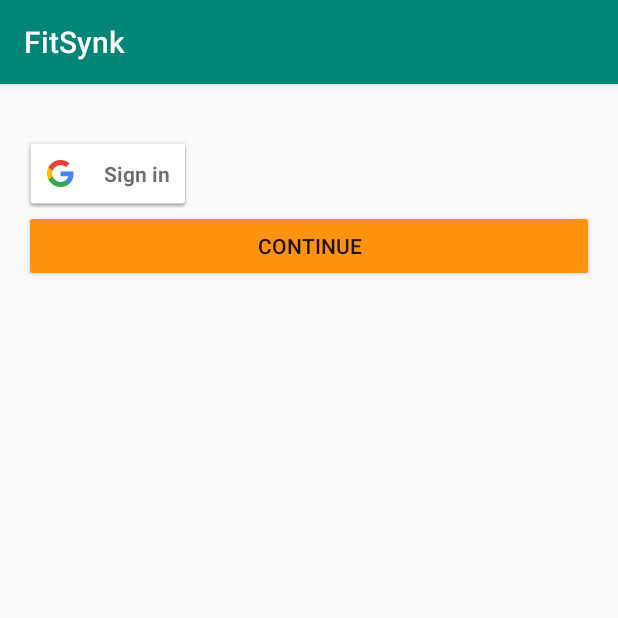
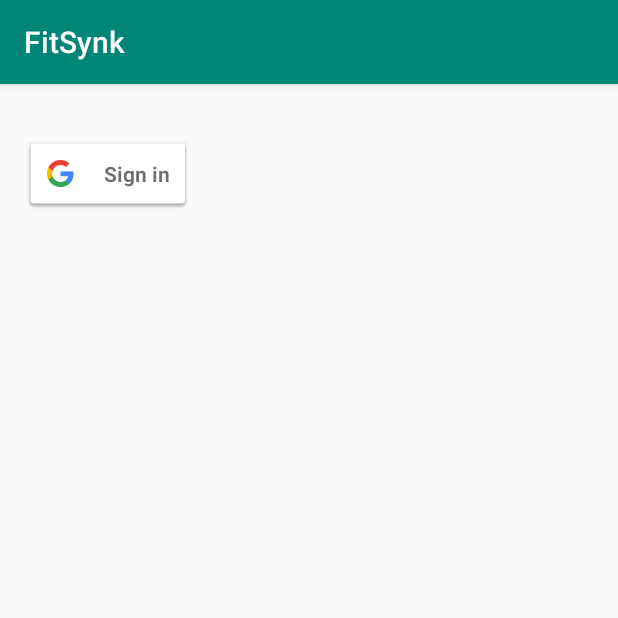
Before and after one commit to nchan66/fitSync, an Android app: the screen it shows after launch (MainActivity), after a tap on "Sign in", on a phone screen of 412 x 824 dp, the top half of it. Run offline under Robolectric (Android 15) with nearby library versions, the phone set to English and light mode, and no system bars; our stand-ins replace Firebase (no records; nobody signed in at launch, a user with empty details on screens opened directly).

Commit message:
Login is now automatic after 2.5 seconds

```diff
--- a/app/src/main/java/com/assignment/fitsync/MainActivity.java
+++ b/app/src/main/java/com/assignment/fitsync/MainActivity.java
@@ -1,6 +1,7 @@
 package com.assignment.fitsync;
 
 import android.os.Bundle;
+import android.os.Handler;
 import android.view.View;
 
 import androidx.appcompat.app.AppCompatActivity;
@@ -27,7 +28,6 @@ import com.google.android.gms.common.api.ApiException;
 import com.google.android.gms.common.api.GoogleApiClient;
 import com.google.android.gms.tasks.OnCompleteListener;
 import com.google.android.gms.tasks.Task;
-import com.google.android.material.snackbar.Snackbar;
 import com.google.firebase.auth.AuthCredential;
 import com.google.firebase.auth.AuthResult;
 import com.google.firebase.auth.FirebaseAuth;
@@ -40,11 +40,15 @@ public class MainActivity extends AppCompatActivity implements View.OnClickListe
     TextView statusTextView;
     GoogleApiClient mGoogleApiClient;
     public static String userID;
+    public boolean login_success = false;
 
     private static final String TAG = "SignInActivity";
     private static final int RC_SIGN_IN = 9001;
 
     private FirebaseAuth mAuth;
+
+    private Handler mHandler = new Handler();
+
 
     @Override
     protected void onCreate(Bundle savedInstanceState) {
@@ -65,14 +69,25 @@ public class MainActivity extends AppCompatActivity implements View.OnClickListe
         signInButton.setOnClickListener(this);
 
 
+    }
 
-    }
+    public Runnable run_workout_screen = new Runnable() {
+        @Override
+        public void run() {
+            //intent to start other activity
+            if(login_success) {
+                Intent intent = new Intent(MainActivity.this, workout_screen.class);
+                startActivity(intent);
+            }
+        }
+    };
 
     @Override
     public void onClick (View v){
         switch (v.getId()){
             case R.id.sign_in_button:
                 signIn();
+                mHandler.postDelayed(run_workout_screen,2500);
                 break;
         }
     }
@@ -143,18 +158,12 @@ public class MainActivity extends AppCompatActivity implements View.OnClickListe
         Log.d(TAG, "handleSignInResult:" + result.isSuccess());
         if (result.isSuccess()){
             GoogleSignInAccount acct = result.getSignInAccount();
-            statusTextView.setText("Welcome, " + acct.getDisplayName());
+            statusTextView.setText("Welcome, " + acct.getDisplayName() + ", redirecting you now...");
+            login_success = true;
         }
 
     }
 
-    public void tryLogin(View view) {
-
-        //intent to start other activity
-        Intent intent = new Intent(this, workout_screen.class);
-        startActivity(intent);
 
 
-    }
-
 }
--- a/app/src/main/res/layout/activity_main.xml
+++ b/app/src/main/res/layout/activity_main.xml
@@ -25,13 +25,6 @@
                     android:layout_width="wrap_content"
                     android:layout_height="wrap_content" />
 
-                <Button
-                    android:id="@+id/continue_login"
-                    android:layout_width="match_parent"
-                    android:layout_height="wrap_content"
-                    android:onClick="tryLogin"
-                    app:backgroundTint="#FF920F"
-                    android:text="CONTINUE" />
 
 
         </LinearLayout>
```
Also changed, not shown: app/src/main/java/com/assignment/fitsync/workout_screen.java (+5 -2 lines).
